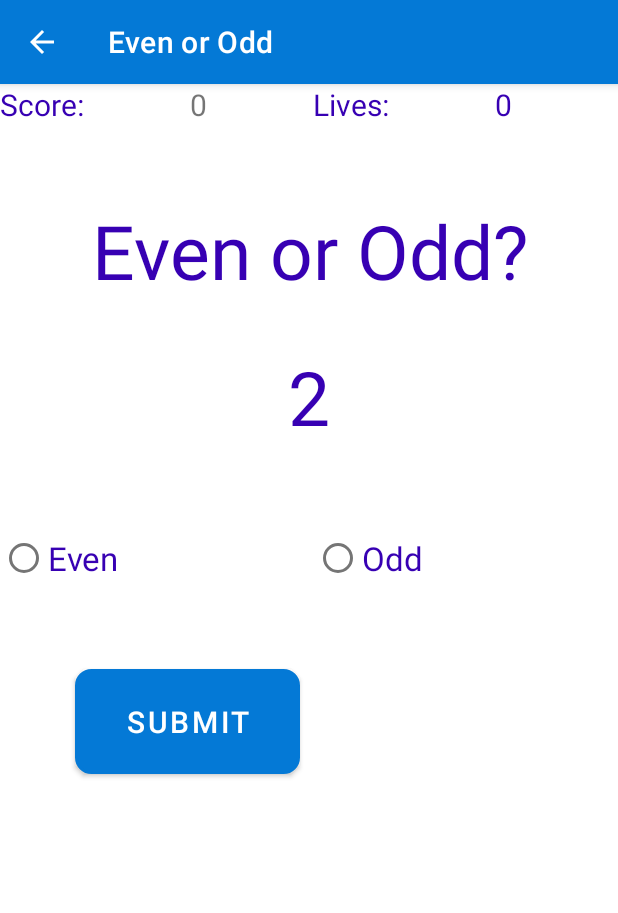
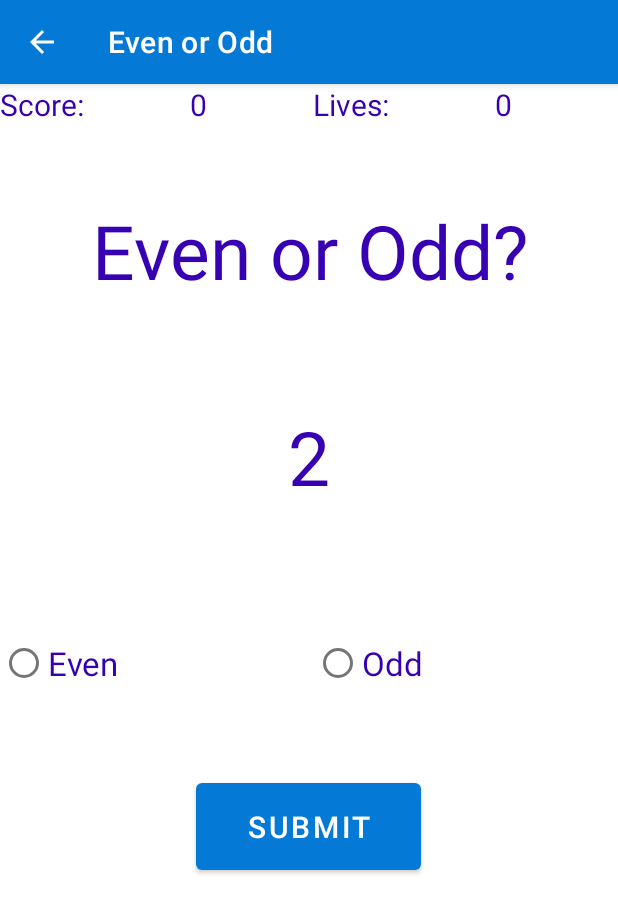
Before and after one commit to Abhi6921/AndroidMathGame, an Android app: the EvenOrOddActivity screen opened directly, with no data from a screen before it, on a phone screen of 412 x 824 dp. Shown: the top 913 px of the screen. Run offline under Robolectric (Android 15) with nearby library versions, the light colour scheme and no system bars.

Commit message:
assigned ids to layouts and others

```diff
--- a/app/src/main/java/com/abhicoder/androidmathgame/EvenOrOddActivity.kt
+++ b/app/src/main/java/com/abhicoder/androidmathgame/EvenOrOddActivity.kt
@@ -2,10 +2,29 @@ package com.abhicoder.androidmathgame
 
 import androidx.appcompat.app.AppCompatActivity
 import android.os.Bundle
+import android.widget.Button
+import android.widget.RadioButton
+import android.widget.TextView
 
 class EvenOrOddActivity : AppCompatActivity() {
+
+    lateinit var evenOddScore : TextView
+    lateinit var evenOddLives : TextView
+    lateinit var evenOddNumber : TextView
+    lateinit var evenRadioButton : RadioButton
+    lateinit var oddRadioButton: RadioButton
+    lateinit var buttonSubmit: Button
+
     override fun onCreate(savedInstanceState: Bundle?) {
         super.onCreate(savedInstanceState)
         setContentView(R.layout.activity_even_or_odd)
+
+        evenOddScore = findViewById(R.id.txtevenOddScore)
+        evenOddLives = findViewById(R.id.txtevenOddLivesScore)
+        evenOddNumber = findViewById(R.id.textViewNumber)
+        evenRadioButton = findViewById(R.id.radioButtonEven)
+        oddRadioButton = findViewById(R.id.radioButtonOdd)
+        buttonSubmit = findViewById(R.id.btnSubmit)
+
     }
 }
--- a/app/src/main/res/layout/activity_even_or_odd.xml
+++ b/app/src/main/res/layout/activity_even_or_odd.xml
@@ -27,7 +27,7 @@
                 android:id="@+id/txtevenOddScore"
                 android:layout_weight="1"
                 android:textSize="20dp"
-                />
+                android:textColor="@color/purple_700"/>
         <TextView
                 android:text="Lives:"
                 android:layout_width="wrap_content"
@@ -61,7 +61,7 @@
             android:layout_width="match_parent"
             android:layout_height="wrap_content"
             android:id="@+id/textViewNumber"
-            android:layout_marginTop="30dp"
+            android:layout_marginTop="70dp"
             android:gravity="center"
             android:textSize="50dp"
             android:textColor="@color/purple_700"
@@ -70,7 +70,7 @@
             android:orientation="horizontal"
             android:layout_width="match_parent"
             android:layout_height="wrap_content"
-            android:layout_marginTop="50dp">
+            android:layout_marginTop="80dp">
         <RadioButton
                 android:text="Even"
                 android:layout_width="wrap_content"
@@ -95,7 +95,9 @@
             android:layout_height="70dp"
             android:id="@+id/btnSubmit"
             android:layout_margin="50dp"
-            android:background="@drawable/button_shape"
             android:backgroundTint="@null"
-            android:textSize="20sp"/>
+            android:textSize="20sp"
+            android:layout_gravity="center"
+            android:layout_marginTop="70dp"
+    />
 </LinearLayout>
```
